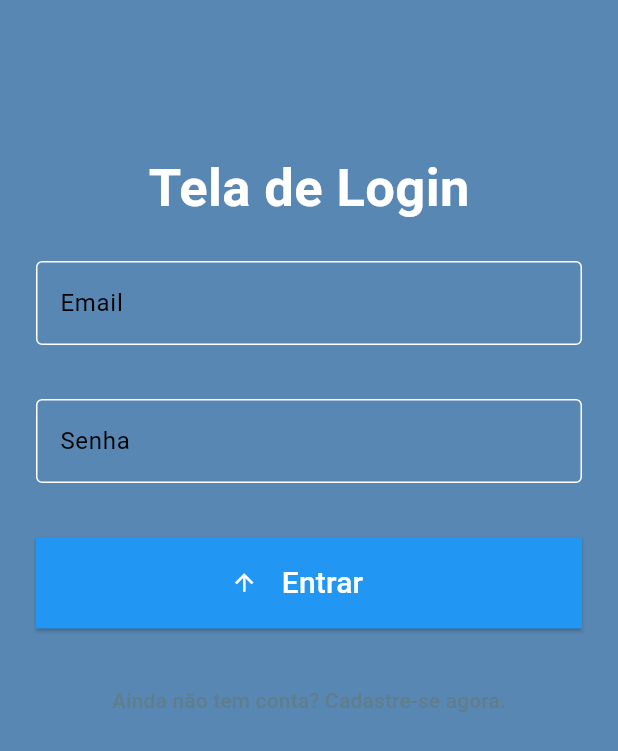
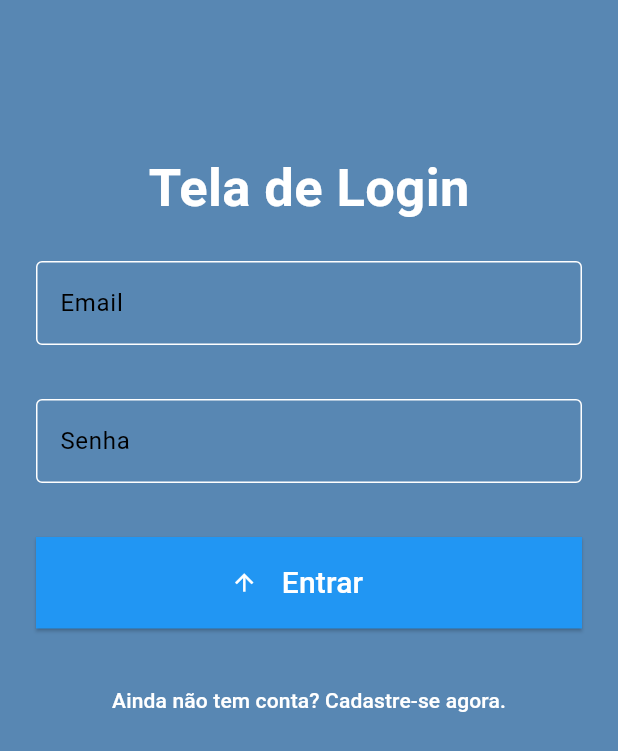
Before and after one commit to andre-dev-rocha/cinemania, a Flutter app: the screen it shows after launch, on a phone screen of 412 x 824 dp. Shown: the top 751 px of the screen. Run offline on Flutter 3.47's test engine with Material 3 defaults, Android fonts, the phone set to English and light mode, and no system bars; our stand-ins replace firebase_auth, firebase_core, firebase_database; accounts and stored records are empty.

Commit message:
login screen bug fixed

```diff
--- a/lib/pages/login_screen.dart
+++ b/lib/pages/login_screen.dart
@@ -159,7 +159,7 @@ class _LoginScreenState extends State<LoginScreen> {
                 ),
                 TextButton(
                   onPressed: () => setFormAction(!isLogin),
-                  child: Text(toggleButton),
+                  child: Text(toggleButton, style: TextStyle(color: Colors.white),),
                 ),
               ],
             ),
```
